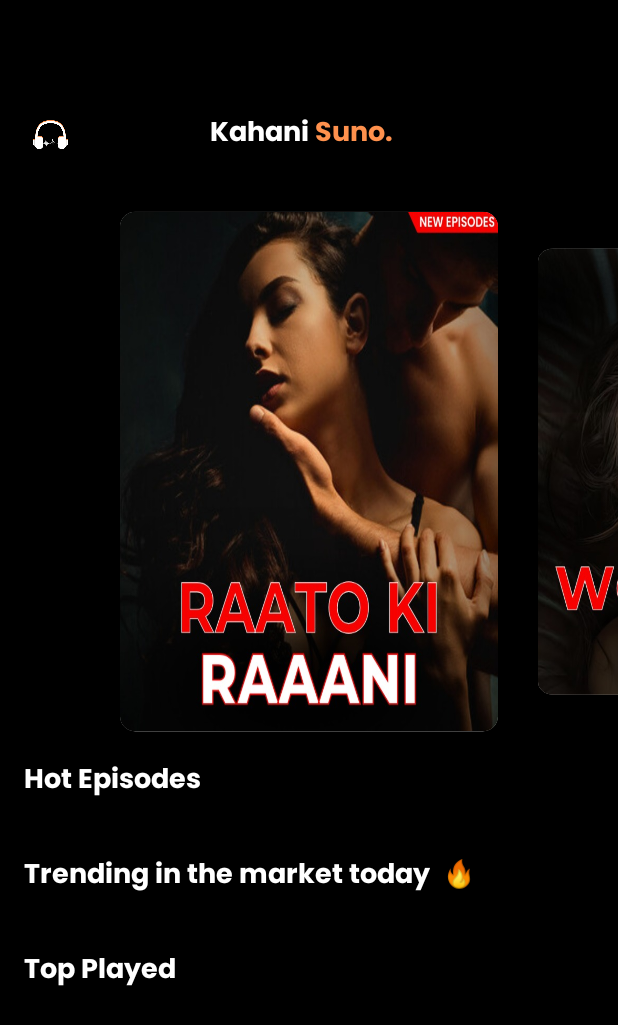
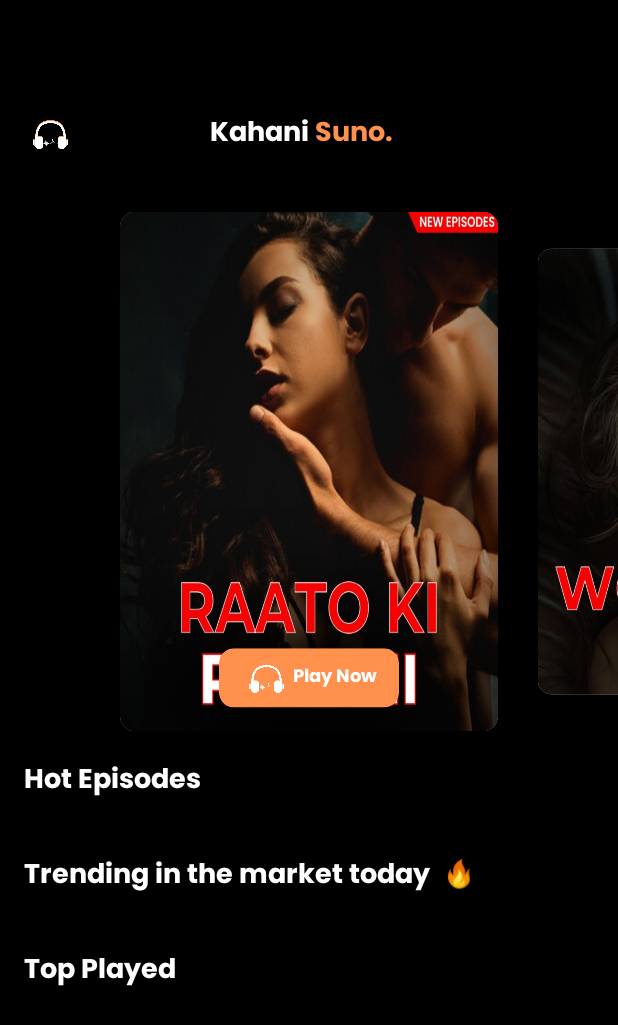
Before and after one commit to SajidEqubal/Kahani, an Android app: the Home screen opened directly, with no data from a screen before it, on a phone screen of 412 x 824 dp. Shown: the top 1025 px of the screen. Run offline under Robolectric (Android 15) with nearby library versions, the phone set to English and light mode, and no system bars; our stand-ins replace Firebase (no records; nobody signed in at launch, a user with empty details on screens opened directly), Shimmer; pictures from the network do not load.

Commit message:
Profile Image Added

```diff
--- a/app/src/main/java/com/shadspace/kahani/ui/Home.kt
+++ b/app/src/main/java/com/shadspace/kahani/ui/Home.kt
@@ -23,6 +23,8 @@ import androidx.recyclerview.widget.LinearLayoutManager
 import com.bumptech.glide.Glide
 import com.bumptech.glide.load.resource.bitmap.RoundedCorners
 import com.bumptech.glide.request.RequestOptions
+import com.google.firebase.auth.FirebaseAuth
+import com.google.firebase.auth.FirebaseUser
 import com.google.firebase.firestore.FirebaseFirestore
 import com.google.firebase.firestore.Query
 import com.shadspace.kahani.AudioListActivity
@@ -46,6 +48,9 @@ class Home : AppCompatActivity() {
     private lateinit var imageList: ArrayList<Int>
     private lateinit var adapter: ImageAdapter
 
+    private val auth by lazy {
+        FirebaseAuth.getInstance()
+    }
 
     override fun onCreate(savedInstanceState: Bundle?) {
         super.onCreate(savedInstanceState)
@@ -58,6 +63,7 @@ class Home : AppCompatActivity() {
         if (userEmail != null) {
             Toast.makeText(this, "Welcome, $userEmail", Toast.LENGTH_SHORT).show()
             binding.profileImage.visibility = View.VISIBLE
+            loadUserProfilePhoto()
         } else {
             binding.profileImage.visibility = View.GONE
         }
@@ -100,6 +106,23 @@ class Home : AppCompatActivity() {
                 handler.postDelayed(runnable, 2000)
             }
         })
+    }
+
+
+    private fun loadUserProfilePhoto() {
+        val user: FirebaseUser? = auth.currentUser
+        if (user != null) {
+            val photoUrl = user.photoUrl
+
+            Glide.with(this)
+                .load(photoUrl)
+                .circleCrop()
+                .error(R.drawable.logo) // on error image
+                .into(binding.profileImage)
+        } else {
+            binding.profileImage.setImageResource(R.drawable.logo) // default image
+        }
+
     }
 
 
--- a/app/src/main/res/layout/image_container.xml
+++ b/app/src/main/res/layout/image_container.xml
@@ -1,6 +1,10 @@
 <?xml version="1.0" encoding="utf-8"?>
-<androidx.cardview.widget.CardView xmlns:android="http://schemas.android.com/apk/res/android"
+<FrameLayout xmlns:android="http://schemas.android.com/apk/res/android"
     xmlns:app="http://schemas.android.com/apk/res-auto"
+    android:layout_width="match_parent"
+    android:layout_height="match_parent">
+
+    <androidx.cardview.widget.CardView
         android:layout_width="match_parent"
         android:layout_height="match_parent"
         android:adjustViewBounds="true"
@@ -11,6 +15,42 @@
             android:layout_width="match_parent"
             android:layout_height="match_parent"
             android:scaleType="fitXY"
-        android:src="@drawable/logo" />
+            android:src="@drawable/three" />
 
     </androidx.cardview.widget.CardView>
+
+    <androidx.cardview.widget.CardView
+        android:id="@+id/card_play"
+        android:layout_width="120dp"
+        android:layout_height="40dp"
+        app:cardBackgroundColor="@color/secondary"
+        app:cardCornerRadius="10dp"
+        android:layout_gravity="center_horizontal|bottom"
+        android:layout_marginBottom="16dp">
+
+        <LinearLayout
+            android:padding="8dp"
+            android:gravity="center"
+            android:layout_width="match_parent"
+            android:orientation="horizontal"
+            android:layout_height="match_parent">
+
+            <ImageView
+                android:layout_width="35dp"
+                android:src="@drawable/logo"
+                android:layout_height="35dp"/>
+            <TextView
+                android:gravity="center"
+                android:layout_width="wrap_content"
+                android:layout_height="wrap_content"
+                android:textSize="12sp"
+                android:fontFamily="@font/poppins_bold"
+                android:textColor="@color/white"
+                android:text="Play Now"/>
+
+
+        </LinearLayout>
+
+    </androidx.cardview.widget.CardView>
+
+</FrameLayout>
```
Also changed, not shown: 1 other file. Lines whose indentation alone changed are shown as unchanged.
